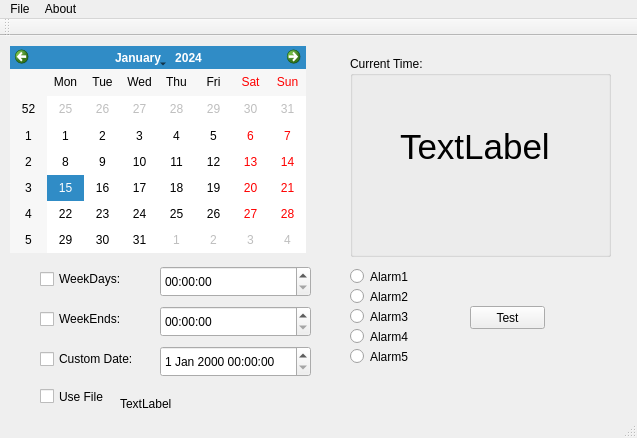
This is mainwindow.ui in CountMurphy/QTalarm as Qt 5 draws it before an edit. The edited form follows.
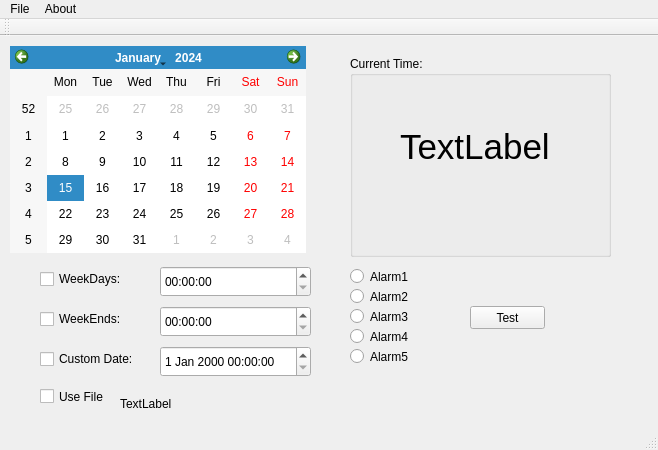
This is the edited form. Icons and pictures are not drawn.

Commit message: Fixed display for laptops with crappy screen resolution

What changed in the file:
```diff
--- a/mainwindow.ui
+++ b/mainwindow.ui
@@ -9,8 +9,8 @@
    <rect>
     <x>0</x>
     <y>0</y>
-    <width>637</width>
-    <height>438</height>
+    <width>658</width>
+    <height>450</height>
    </rect>
   </property>
   <property name="windowTitle">
@@ -207,7 +207,7 @@
       <rect>
        <x>50</x>
        <y>40</y>
-       <width>201</width>
+       <width>221</width>
        <height>101</height>
       </rect>
      </property>
@@ -262,8 +262,8 @@
     <rect>
      <x>0</x>
      <y>0</y>
-     <width>637</width>
-     <height>21</height>
+     <width>658</width>
+     <height>27</height>
     </rect>
    </property>
    <widget class="QMenu" name="menuFile">
```
